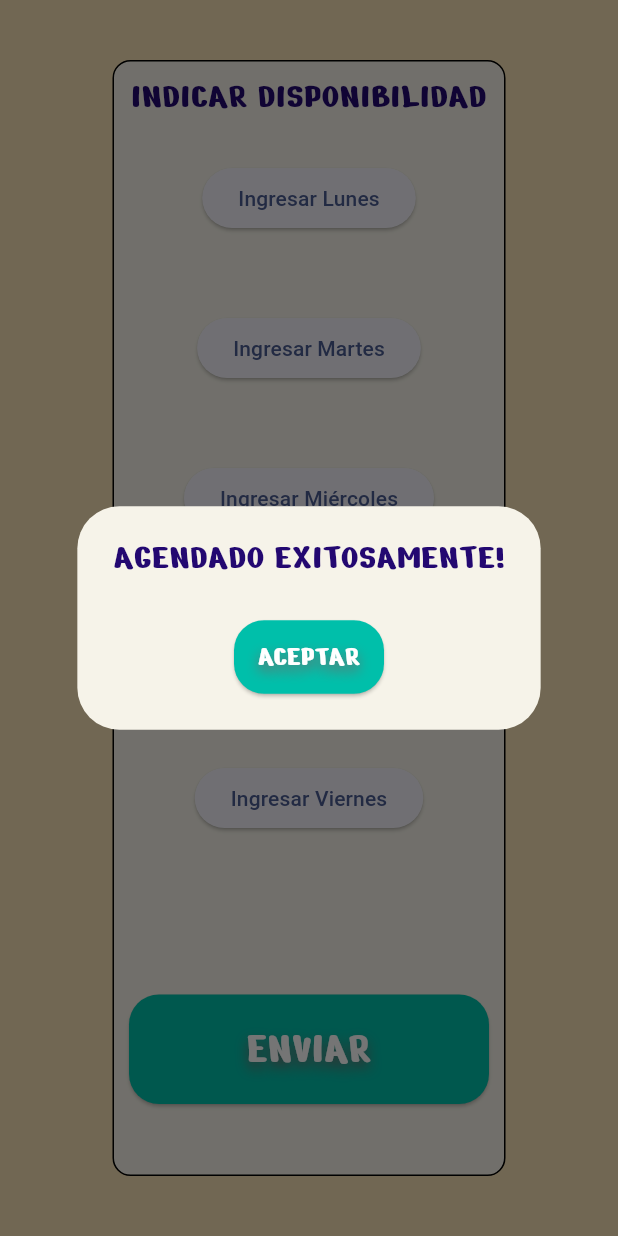
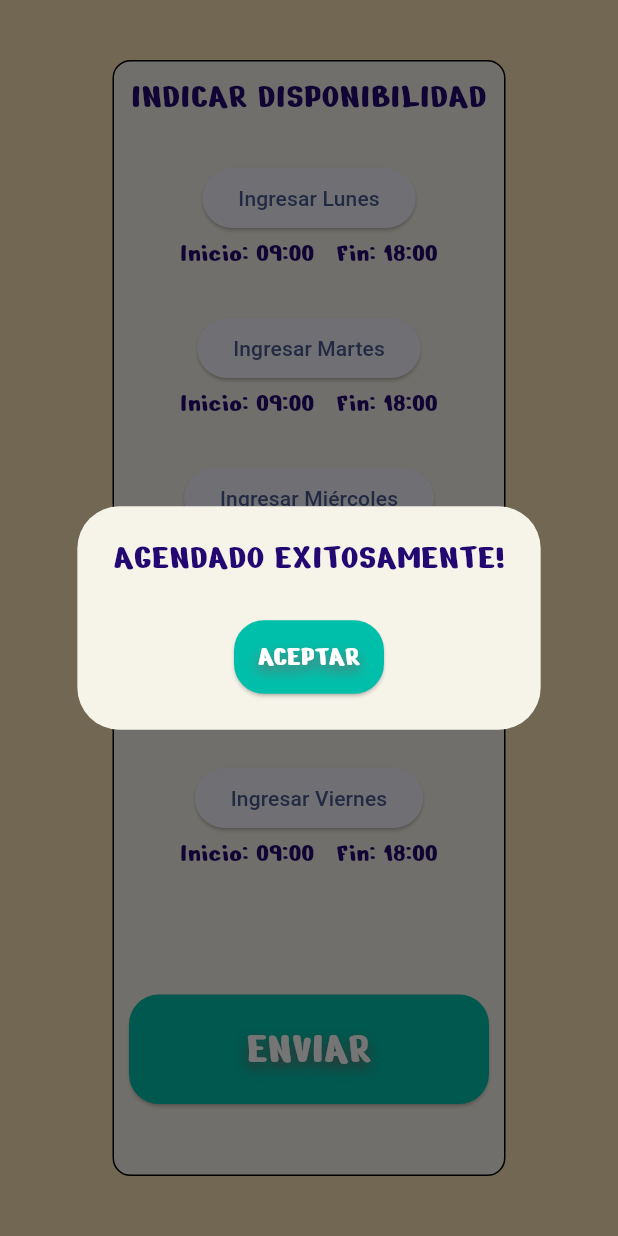
Before and after one commit to MarceloCheloMacedo/InteraccionHumanaComputadora, a Flutter app: the Available_Teacher screen opened directly, after a tap on "ENVIAR", on a phone screen of 412 x 824 dp. Run offline on Flutter 3.47's test engine with Material 2 defaults, Android fonts, the phone set to English and light mode, and no system bars; our stand-ins replace cloud_firestore, csc_picker, date_field, firebase_auth, firebase_core, google_sign_in; missing offline and left inert: time_range_picker; accounts and stored records are empty.

Commit message:
utlimos cambios en profesores disponibles

```diff
--- a/your_teacher/lib/AccesoDatos/firebase_service.dart
+++ b/your_teacher/lib/AccesoDatos/firebase_service.dart
@@ -223,30 +223,30 @@ Future<Disponibilidad> getDisponibilidadByCorreo(String correo) async {
   }
 
   Disponibilidad disponibilidad = Disponibilidad(
-    correo: TimeOfDay(hour: 9, minute: 0).toString() +
+    correo: TimeOfDay(hour: 9, minute: 0).toString().substring(10,15)  +
         '-' +
-        TimeOfDay(hour: 18, minute: 0).toString(),
-    domingo: TimeOfDay(hour: 9, minute: 0).toString() +
+        TimeOfDay(hour: 18, minute: 0).toString().substring(10,15) ,
+    domingo: TimeOfDay(hour: 9, minute: 0).toString().substring(10,15)  +
         '-' +
-        TimeOfDay(hour: 18, minute: 0).toString(),
-    lunes: TimeOfDay(hour: 9, minute: 0).toString() +
+        TimeOfDay(hour: 18, minute: 0).toString().substring(10,15) ,
+    lunes: TimeOfDay(hour: 9, minute: 0).toString().substring(10,15)  +
         '-' +
-        TimeOfDay(hour: 18, minute: 0).toString(),
-    martes: TimeOfDay(hour: 9, minute: 0).toString() +
+        TimeOfDay(hour: 18, minute: 0).toString().substring(10,15) ,
+    martes: TimeOfDay(hour: 9, minute: 0).toString().substring(10,15)  +
         '-' +
-        TimeOfDay(hour: 18, minute: 0).toString(),
-    miercoles: TimeOfDay(hour: 9, minute: 0).toString() +
+        TimeOfDay(hour: 18, minute: 0).toString().substring(10,15) ,
+    miercoles: TimeOfDay(hour: 9, minute: 0).toString().substring(10,15)  +
         '-' +
-        TimeOfDay(hour: 18, minute: 0).toString(),
-    jueves: TimeOfDay(hour: 9, minute: 0).toString() +
+        TimeOfDay(hour: 18, minute: 0).toString().substring(10,15) ,
+    jueves: TimeOfDay(hour: 9, minute: 0).toString().substring(10,15)  +
         '-' +
-        TimeOfDay(hour: 18, minute: 0).toString(),
-    viernes: TimeOfDay(hour: 9, minute: 0).toString() +
+        TimeOfDay(hour: 18, minute: 0).toString().substring(10,15) ,
+    viernes: TimeOfDay(hour: 9, minute: 0).toString().substring(10,15)  +
         '-' +
-        TimeOfDay(hour: 18, minute: 0).toString(),
-    sabado: TimeOfDay(hour: 9, minute: 0).toString() +
+        TimeOfDay(hour: 18, minute: 0).toString().substring(10,15) ,
+    sabado: TimeOfDay(hour: 9, minute: 0).toString().substring(10,15)  +
         '-' +
-        TimeOfDay(hour: 18, minute: 0).toString(),
+        TimeOfDay(hour: 18, minute: 0).toString().substring(10,15) ,
   );
   return disponibilidad;
 }
--- a/your_teacher/lib/Pantallas/Available_Teacher.dart
+++ b/your_teacher/lib/Pantallas/Available_Teacher.dart
@@ -39,47 +39,14 @@ class _Available_TeacherState extends State<Available_Teacher> {
   @override
   // ignore: must_call_super
   initState() {
+
     _gotoHomeScreen();
     // ignore: avoid_print
-    print("initState Called");
-    /*  _authHelper.getDisponibilidadByCorreos(correo).then(
-        (disponibilidadData) => disponibilidadUsuario = disponibilidadData );
-
-
-    startTimeMonday = TimeOfDay(hour: int.parse(disponibilidadUsuario?.lunes.substring(0,2) ?? "0")
-                              , minute: int.parse(disponibilidadUsuario?.lunes.substring(3,5) ?? "0"));
-    endTimeMonday = TimeOfDay(hour: int.parse(disponibilidadUsuario?.lunes.substring(6,8) ?? "0")
-                              , minute: int.parse(disponibilidadUsuario?.lunes.substring(9,11) ?? "0"));
-    monday =  'Inicio :' + startTimeMonday.toString() +' Fin :' + endTimeMonday.toString();
-
-    startTimeTuesday = TimeOfDay(hour: int.parse(disponibilidadUsuario?.martes.substring(0,2) ?? "0")
-                              , minute: int.parse(disponibilidadUsuario?.martes.substring(3,5) ?? "0"));
-    endTimeTuesday = TimeOfDay(hour: int.parse(disponibilidadUsuario?.martes.substring(6,8) ?? "0")
-                              , minute: int.parse(disponibilidadUsuario?.martes.substring(9,11) ?? "0"));
-    tuesday =  'Inicio :' + startTimeMonday.toString() +' Fin :' + endTimeMonday.toString();
-
-    startTimeWednesday = TimeOfDay(hour: int.parse(disponibilidadUsuario?.miercoles.substring(0,2)?? "0")
-                              , minute: int.parse(disponibilidadUsuario?.miercoles.substring(3,5)?? "0"));
-    endTimeWednesday = TimeOfDay(hour: int.parse(disponibilidadUsuario?.miercoles.substring(6,8)?? "0")
-                              , minute: int.parse(disponibilidadUsuario?.miercoles.substring(9,11)?? "0"));
-    wednesday =  'Inicio :' + startTimeMonday.toString() +' Fin :' + endTimeMonday.toString();
-
-    startTimeThursday = TimeOfDay(hour: int.parse(disponibilidadUsuario?.jueves.substring(0,2)?? "0")
-                              , minute: int.parse(disponibilidadUsuario?.jueves.substring(3,5)?? "0"));
-    endTimeThursday = TimeOfDay(hour: int.parse(disponibilidadUsuario?.jueves.substring(6,8)?? "0")
-                              , minute: int.parse(disponibilidadUsuario?.jueves.substring(9,11)?? "0"));
-    thursday =  'Inicio :' + startTimeMonday.toString() +' Fin :' + endTimeMonday.toString();
-
-    startTimeFriday = TimeOfDay(hour: int.parse(disponibilidadUsuario?.viernes.substring(0,2)?? "0")
-                              , minute: int.parse(disponibilidadUsuario?.viernes.substring(3,5)?? "0"));
-    endTimeFriday = TimeOfDay(hour: int.parse(disponibilidadUsuario?.viernes.substring(6,8)?? "0")
-                              , minute: int.parse(disponibilidadUsuario?.viernes.substring(9,11)?? "0"));
-    friday =  'Inicio :' + startTimeMonday.toString() +' Fin :' + endTimeMonday.toString();*/
   }
 
   @override
   Widget build(BuildContext context) {
-
+correo = Provider.of<AppState>(context).usuarioLogeado!.correo;
     return Scaffold(
       backgroundColor: const Color.fromRGBO(247, 225, 180, 1),
       body: Center(
@@ -514,7 +481,7 @@ class _Available_TeacherState extends State<Available_Teacher> {
   }
 
   void _gotoHomeScreen() {
-    correo = Provider.of<AppState>(context).usuarioLogeado!.correo;
+
     _authHelper.getDisponibilidadByCorreos(correo).then((disponibilidadData) {
       setState(() {
         startTimeMonday = TimeOfDay(
--- a/your_teacher/lib/Pantallas/main.dart
+++ b/your_teacher/lib/Pantallas/main.dart
@@ -44,7 +44,7 @@ class MyApp extends StatelessWidget {
           useMaterial3: true),
       debugShowCheckedModeBanner: false,
       title: 'Home',
-      home: Available_Teacher(),
+      home: MyLoggin(),
     );
   }
 }
--- a/your_teacher/lib/Pantallas/widget/NavDrawerStudent.dart
+++ b/your_teacher/lib/Pantallas/widget/NavDrawerStudent.dart
@@ -1,4 +1,5 @@
 import 'package:flutter/material.dart';
+import 'package:your_teacher/Pantallas/Available_Teacher.dart';
 import 'package:your_teacher/Pantallas/find_class.dart';
 
 class NavDrawerStudent extends StatelessWidget {
@@ -27,7 +28,10 @@ class NavDrawerStudent extends StatelessWidget {
                 fontFamily: 'NerkoOne',
               ),
             ),
-            onTap: () => {Navigator.of(context).pop()},
+            onTap: () => {Navigator.push(
+                        context,
+                        MaterialPageRoute(
+                            builder: (context) => const Available_Teacher()))},
           ),
           ListTile(
             leading: Icon(Icons.perm_contact_calendar,size: 35,color:Colors.black,),
```
